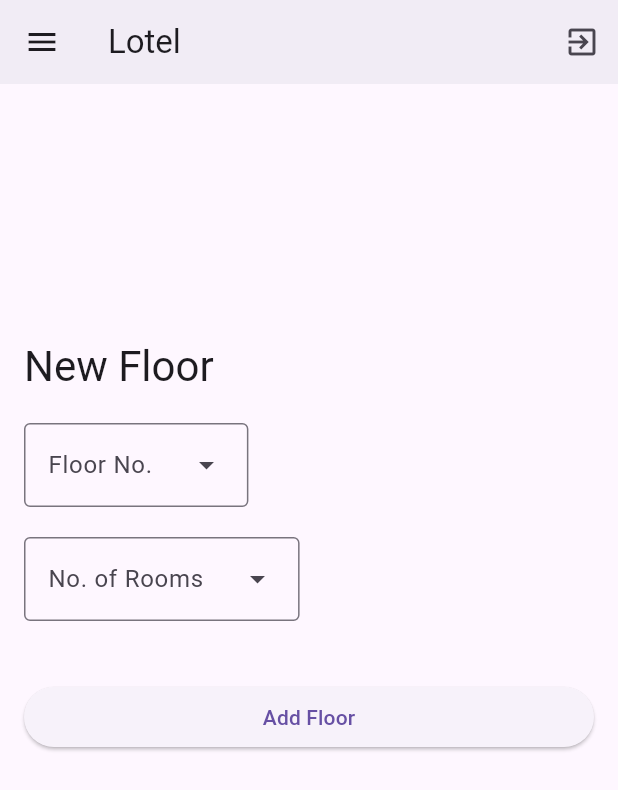
After one commit to Moamen-Keshk/moamen-keshk.github.io, a Flutter app: the NewFloorPage screen opened directly, on a phone screen of 412 x 824 dp. The commit adds this screen. Shown: the top 790 px of the screen. Run offline on Flutter 3.47's test engine with Material 3 defaults, Android fonts, the light colour scheme and no system bars; our stand-ins replace appwrite, badges, cloud_firestore, firebase_auth, firebase_core, flutter_riverpod and 3 more; accounts and stored records are empty.

Commit message:
new floor form

```diff
--- /dev/null
+++ b/flutter_academy/lib/app/courses/pages/new_floor.page.dart
@@ -0,0 +1,21 @@
+import 'package:flutter/material.dart';
+import 'package:flutter_academy/app/courses/res/responsive.res.dart';
+import 'package:flutter_academy/app/courses/views/new_floor.view.dart';
+import 'package:flutter_academy/app/courses/widgets/dashboard_drawer.widget.dart';
+import 'package:flutter_academy/app/courses/widgets/dashboard_nav.widget.dart';
+
+class NewFloorPage extends StatelessWidget {
+  const NewFloorPage({super.key});
+
+  @override
+  Widget build(BuildContext context) {
+    return Scaffold(
+      body: ListView(
+        children: const <Widget>[DashboardNav(), Center(heightFactor: 2.0, child: NewFloorView())],
+      ),
+      drawer: MediaQuery.of(context).size.width > ScreenSizes.md
+          ? null
+          : const DashboardDrawer(),
+    );
+  }
+}
--- a/flutter_academy/lib/app/courses/routes/router_delegate.router.dart
+++ b/flutter_academy/lib/app/courses/routes/router_delegate.router.dart
@@ -15,6 +15,7 @@ import 'package:flutter_academy/app/courses/pages/dashboard.page.dart';
 import 'package:flutter_academy/app/courses/pages/error_404.page.dart';
 import 'package:flutter_academy/app/courses/pages/home.page.dart';
 import 'package:flutter_academy/app/courses/pages/load.page.dart';
+import 'package:flutter_academy/app/courses/pages/new_floor.page.dart';
 import 'package:flutter_academy/app/courses/pages/new_property.page.dart';
 import 'package:flutter_academy/app/courses/pages/watchlist.page.dart';
 import 'package:flutter_riverpod/flutter_riverpod.dart';
@@ -101,6 +102,12 @@ class AppRouterDelegate extends RouterDelegate<Uri>
           child: NewPropertyPage(),
         ));
         break;
+      case 'new_floor':
+        pages.add(const MaterialPage(
+          key: ValueKey('new_floor'),
+          child: NewFloorPage(),
+        ));
+        break;
       case 'contacts':
         pages.add(const MaterialPage(
           key: ValueKey('contacts'),
--- /dev/null
+++ b/flutter_academy/lib/app/courses/views/new_floor.view.dart
@@ -0,0 +1,161 @@
+import 'package:flutter/material.dart';
+import 'package:flutter_academy/app/courses/view_models/property_list.vm.dart';
+import 'package:flutter_academy/main.dart';
+
+class NewFloorView extends StatefulWidget {
+  const NewFloorView({super.key});
+
+  @override
+  State<NewFloorView> createState() => _NewFloorViewState();
+}
+
+class _NewFloorViewState extends State<NewFloorView> {
+  final _formKey = GlobalKey<FormState>();
+
+  final TextEditingController _name = TextEditingController();
+  final TextEditingController _address = TextEditingController();
+  List<DropdownData> floorDropdownItems = [
+      DropdownData(-1, 'B'),
+      DropdownData(0, 'G'),
+      DropdownData(1, '1'),
+      DropdownData(2, '2'),
+      DropdownData(3, '3'),
+      DropdownData(4, '4'),
+      DropdownData(5, '5'),
+      DropdownData(6, '6'),
+      DropdownData(7, '7'),
+      DropdownData(8, '8'),
+      DropdownData(9, '9')
+    ];
+      List<DropdownData> roomsDropdownItems = [
+      DropdownData(1, '1'),
+      DropdownData(2, '2'),
+      DropdownData(3, '3'),
+      DropdownData(4, '4'),
+      DropdownData(5, '5'),
+      DropdownData(6, '6'),
+      DropdownData(7, '7'),
+      DropdownData(8, '8'),
+      DropdownData(9, '9'),
+      DropdownData(0, 'None')
+    ];
+int? floorSelectedValue;
+int? floorInitialSelection;
+int? roomsSelectedValue = 0;
+int? roomsInitialSelection;
+
+  @override
+  void dispose() {
+    _name.dispose();
+    _address.dispose();
+    super.dispose();
+  }
+
+  @override
+  Widget build(BuildContext context) {
+    return SizedBox(
+        width: 500,
+        child: Form(
+          key: _formKey,
+          child: ListView(
+            shrinkWrap: true,
+            padding: const EdgeInsets.all(16.0),
+            children: <Widget>[
+                            Text(
+                "New Floor",
+                style: Theme.of(context).textTheme.headlineMedium,
+              ),
+              const SizedBox(height: 20.0),
+                DropdownMenu<int>(
+                  initialSelection: floorInitialSelection,
+                  requestFocusOnTap: true,
+                label: const Text('Floor No.'),
+                onSelected: (int? value) {
+                  setState(() {
+                    floorSelectedValue = value;
+                    return;
+                  });
+                },
+                  dropdownMenuEntries: floorDropdownItems.map<DropdownMenuEntry<int>>((DropdownData data) {
+                  return DropdownMenuEntry<int>(
+                    value: data.value,
+                    label: data.label,
+                    style: MenuItemButton.styleFrom(),
+                  );
+                }).toList()
+
+    ),
+    const SizedBox(height: 20.0),
+    DropdownMenu<int>(
+                  initialSelection: roomsInitialSelection,
+                  requestFocusOnTap: true,
+                label: const Text('No. of Rooms'),
+                onSelected: (int? value) {
+                  setState(() {
+                    roomsSelectedValue = value;
+                    return;
+                  });
+                },
+                  dropdownMenuEntries: roomsDropdownItems.map<DropdownMenuEntry<int>>((DropdownData data) {
+                  return DropdownMenuEntry<int>(
+                    value: data.value,
+                    label: data.label,
+                    style: MenuItemButton.styleFrom(),
+                  );
+                }).toList()
+
+    ),
+              const SizedBox(height: 20.0),
+              Container(child:
+              roomsSelectedValue == 0 ? null : Table(
+      border: TableBorder.all(), // Optional border around the table
+      columnWidths: {
+        0: FixedColumnWidth(100.0), // Width of the first column
+        1: FlexColumnWidth(), // Remaining space split equally
+      },
+      children: List.generate(roomsSelectedValue!, (i) => i).map((int roomsSelectedValue) {
+                  return TableRow(
+          children: [
+            Text('Row 1, Column 1', style: TextStyle(fontSize: 16)),
+            Icon(Icons.star, color: Colors.orange, size: 24),
+          ],
+        );
+                }).toList(),
+    )),
+              const SizedBox(height: 20.0),
+              ElevatedButton(
+                onPressed: () async {
+                    if (await PropertyListVM().addToProperties(
+                          name: _name.text,
+                          address: _address.text)) {
+                            if (context.mounted) {
+                              ScaffoldMessenger.of(context).showSnackBar(
+                        SnackBar(
+                          content: Text('Property added successfully.')
+                        ),
+                      );
+                            }
+                      routerDelegate.go('/');
+                    } else {
+                      if (context.mounted) {
+                        ScaffoldMessenger.of(context).showSnackBar(
+                        SnackBar(
+                          content: Text('An error occured, try again!')
+                        ),
+                      );
+                      }
+                    }
+                },
+                child: const Text("Add Floor"),
+              )
+            ],
+          ),
+        ));
+  }
+}
+
+class DropdownData {
+  final int value;
+  final String label;
+  DropdownData(this.value, this.label);
+}
```
Also changed, not shown: flutter_academy/lib/app/courses/views/dashboard.view.dart (+15 -1 lines).
